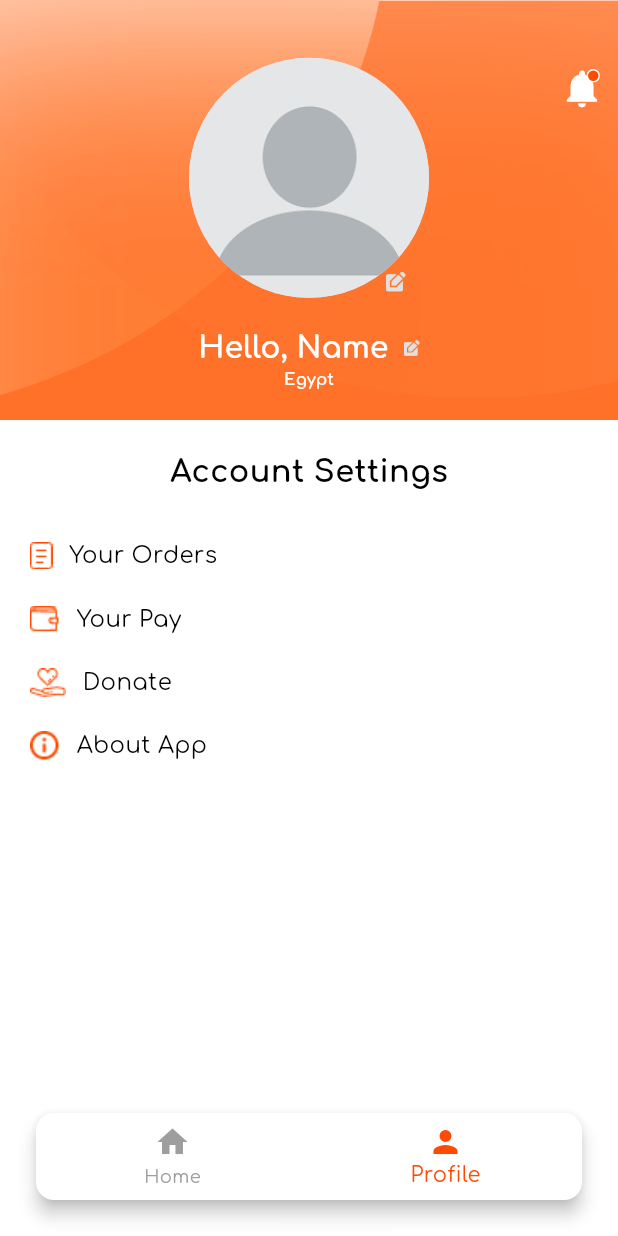
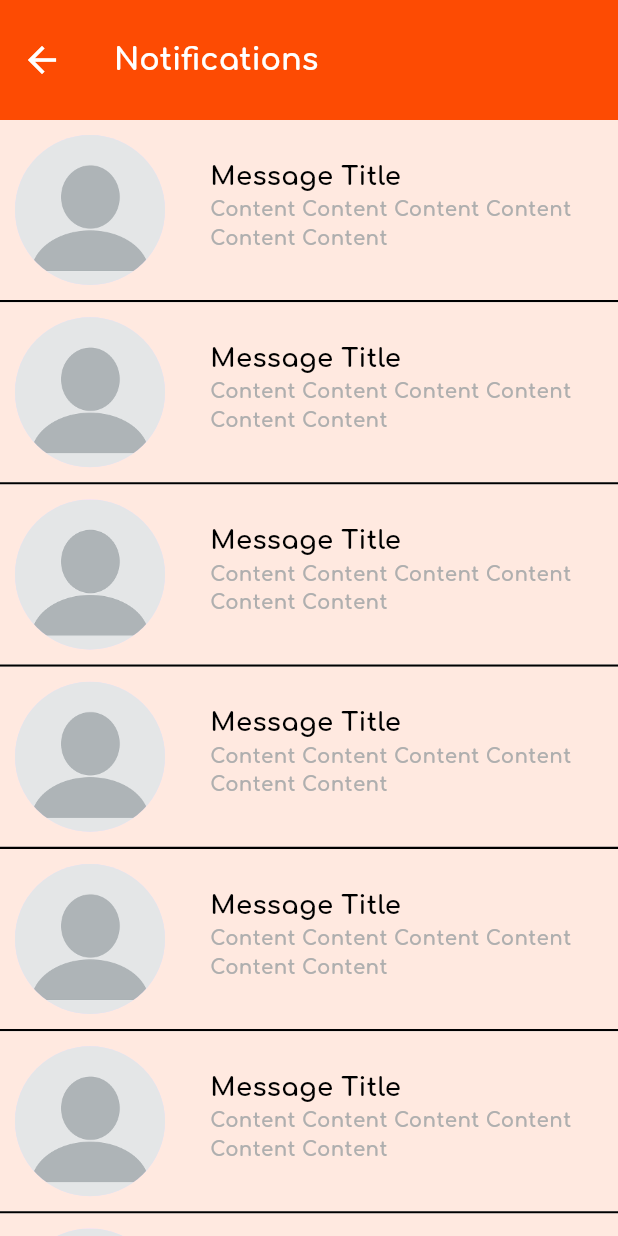
Before and after one commit to 3laaOmran/Graduation_Project, a Flutter app: the CustomerLayoutScreen screen opened by its route, item 2 of the bottom bar chosen, after a tap on the "notifications" icon, on a phone screen of 412 x 824 dp. Run offline on Flutter 3.47's test engine with Material 3 defaults, Android fonts, the phone set to English and light mode, and no system bars; our stand-ins replace bloc, carousel_slider, dio, flutter_bloc, flutter_screenutil, image_picker and 2 more; accounts and stored records are empty; network calls fail.

Commit message:
added notifications screen

```diff
--- a/two_way_dael/lib/core/routing/app_router.dart
+++ b/two_way_dael/lib/core/routing/app_router.dart
@@ -1,6 +1,7 @@
 import 'package:flutter/material.dart';
 import 'package:two_way_dael/core/routing/routes.dart';
 import 'package:two_way_dael/features/auth/signup/ui/views/otp_screen.dart';
+import 'package:two_way_dael/features/home/ui/Modules/notifications_module.dart';
 
 import '../../features/auth/login/ui/views/login_screen.dart';
 import '../../features/auth/signup/ui/views/signup_screen.dart';
@@ -24,6 +25,8 @@ class AppRouter {
         return MaterialPageRoute(builder: (_) => const CustomerLayoutScreen());
       case Routes.otpScreen:
         return MaterialPageRoute(builder: (_) => const ConfirmAccount());
+      case Routes.notificationsScreen:
+        return MaterialPageRoute(builder: (_) => const NotificationsScreen());
       default:
         return MaterialPageRoute(
             builder: (_) => Scaffold(
--- a/two_way_dael/lib/core/routing/routes.dart
+++ b/two_way_dael/lib/core/routing/routes.dart
@@ -4,5 +4,6 @@ class Routes {
   static const String signupScreen = '/signupScreen';
   static const String homeScreen = '/homeScreen';
   static const String otpScreen = '/otpScreen';
+  static const String notificationsScreen = '/notificationsScreen';
 
 }
--- a/two_way_dael/lib/core/theming/colors.dart
+++ b/two_way_dael/lib/core/theming/colors.dart
@@ -3,5 +3,5 @@ import 'package:flutter/material.dart';
 class ColorManager {
   static const Color mainOrange = Color(0xffFD4B03);
   static const Color gray = Color(0xffafafaf);
-  static const Color blue = Colors.blue;
+  static const Color notificationColor = Color(0xffFFE9E0);
 }
--- a/two_way_dael/lib/core/theming/styles.dart
+++ b/two_way_dael/lib/core/theming/styles.dart
@@ -38,8 +38,18 @@ class TextStyles {
     fontWeight: FontWeightHelper.regular,
     color: ColorManager.gray,
   );
+  static TextStyle font13GreyBold = TextStyle(
+    fontSize: 13.sp,
+    fontWeight: FontWeightHelper.bold,
+    color: ColorManager.gray,
+  );
   static TextStyle font18White = TextStyle(
     fontSize: 18.sp,
     color: Colors.white,
   );
+  static TextStyle font17BlackBold = TextStyle(
+    fontSize: 17.sp,
+    color: Colors.black,
+    fontWeight: FontWeightHelper.bold,
+  );
 }
--- a/two_way_dael/lib/features/home/ui/Modules/customer_home_screen.dart
+++ b/two_way_dael/lib/features/home/ui/Modules/customer_home_screen.dart
@@ -1,6 +1,10 @@
 import 'package:carousel_slider/carousel_slider.dart';
+import 'package:flutter/cupertino.dart';
 import 'package:flutter/material.dart';
+import 'package:flutter/widgets.dart';
 import 'package:flutter_bloc/flutter_bloc.dart';
+import 'package:two_way_dael/core/helpers/extensions.dart';
+import 'package:two_way_dael/core/routing/routes.dart';
 import 'package:two_way_dael/core/widgets/custom_text_form_field.dart';
 import 'package:two_way_dael/features/home/logic/cubit/customer_cubit.dart';
 import 'package:two_way_dael/features/home/logic/cubit/customer_states.dart';
@@ -74,17 +78,31 @@ class CustomerHomeScreen extends StatelessWidget {
                         ],
                       ),
                       const Spacer(),
-                      customIconButton(
-                        onPressed: () {},
-                        icon: Icons.shopping_cart_outlined,
-                        color: ColorManager.mainOrange,
-                        size: 30,
+                      Padding(
+                        padding: const EdgeInsets.only(
+                          right: 10,
+                        ),
+                        child: InkWell(
+                          onTap: () {},
+                          child: const Image(
+                            image: AssetImage('assets/images/cart.png'),
+                            width: 35,
+                          ),
+                        ),
                       ),
+                      // customIconButton(
+                      //   onPressed: () {},
+                      //   icon: Icons.shopping_cart_outlined,
+                      //   color: ColorManager.mainOrange,
+                      //   size: 30,
+                      // ),
                       Stack(
                         alignment: AlignmentDirectional.topEnd,
                         children: [
                           customIconButton(
-                            onPressed: () {},
+                            onPressed: () {
+                              context.pushNamed(Routes.notificationsScreen);
+                            },
                             icon: Icons.notifications,
                             size: 30.0,
                           ),
--- a/two_way_dael/lib/features/home/ui/Modules/customer_profile_screen.dart
+++ b/two_way_dael/lib/features/home/ui/Modules/customer_profile_screen.dart
@@ -1,6 +1,8 @@
 import 'package:flutter/material.dart';
 import 'package:flutter_bloc/flutter_bloc.dart';
+import 'package:two_way_dael/core/helpers/extensions.dart';
 import 'package:two_way_dael/core/helpers/spacing.dart';
+import 'package:two_way_dael/core/routing/routes.dart';
 import 'package:two_way_dael/features/home/logic/cubit/customer_cubit.dart';
 import 'package:two_way_dael/features/home/logic/cubit/customer_states.dart';
 import 'package:two_way_dael/features/home/ui/widgets/account_settings.dart';
@@ -19,7 +21,7 @@ class CustomerProfileScreen extends StatefulWidget {
 
 class _CustomerProfileScreenState extends State<CustomerProfileScreen> {
   Widget currentWidget = accountSettings();
-  IconData? icon ;
+  IconData? icon;
 
   @override
   Widget build(BuildContext context) {
@@ -129,7 +131,9 @@ class _CustomerProfileScreenState extends State<CustomerProfileScreen> {
                       alignment: AlignmentDirectional.topEnd,
                       children: [
                         customIconButton(
-                          onPressed: () {},
+                          onPressed: () {
+                            context.pushNamed(Routes.notificationsScreen);
+                          },
                           icon: Icons.notifications,
                           color: Colors.white,
                           size: 30.0,
--- a/two_way_dael/lib/features/home/ui/Modules/food_details.dart
+++ b/two_way_dael/lib/features/home/ui/Modules/food_details.dart
@@ -34,7 +34,7 @@ class FoodDetails extends StatelessWidget {
                     },
                     icon: const Icon(
                       Icons.arrow_back,
-                      color: Colors.black,
+                      color: Colors.white,
                     ),
                   ),
                 ),
@@ -50,7 +50,7 @@ class FoodDetails extends StatelessWidget {
                     ),
                     child: Icon(
                       Icons.more_vert,
-                      color: Colors.black,
+                      color: Colors.white,
                     ),
                   ),
                 ),
@@ -78,7 +78,7 @@ class FoodDetails extends StatelessWidget {
                     style: Theme.of(context).textTheme.headlineSmall?.copyWith(
                         fontWeight: FontWeight.w900,
                         fontSize: 23.0,
-                        color: Colors.black),
+                        color: Colors.white),
                   ),
                 ),
               ]),
--- /dev/null
+++ b/two_way_dael/lib/features/home/ui/Modules/notifications_module.dart
@@ -0,0 +1,84 @@
+import 'package:flutter/material.dart';
+import 'package:two_way_dael/core/helpers/extensions.dart';
+import 'package:two_way_dael/core/theming/colors.dart';
+import 'package:two_way_dael/core/theming/styles.dart';
+
+class NotificationsScreen extends StatelessWidget {
+  const NotificationsScreen({super.key});
+
+  @override
+  Widget build(BuildContext context) {
+    return Scaffold(
+        appBar: AppBar(
+          toolbarHeight: 80,
+          leading: IconButton(
+              onPressed: () {
+                context.pop();
+              },
+              icon: const Icon(
+                Icons.arrow_back,
+                color: Colors.white,
+              )),
+          backgroundColor: ColorManager.mainOrange,
+          title: Text(
+            'Notifications',
+            style: TextStyles.font20Whitebold,
+          ),
+        ),
+        body: ListView.separated(
+          itemCount: 15,
+          itemBuilder: (context, index) => buildNotificationItem(),
+          separatorBuilder: (context, index) => Container(
+            width: double.infinity,
+            height: 1.5,
+            color: Colors.black,
+          ),
+        ));
+  }
+}
+
+Widget buildNotificationItem() {
+  return Container(
+    color: ColorManager.notificationColor,
+    child: Row(
+      children: [
+        const Padding(
+          padding: EdgeInsets.all(10.0),
+          child: CircleAvatar(
+            radius: 50,
+            backgroundImage: AssetImage('assets/images/default_profile.png'),
+          ),
+        ),
+        // Image(
+        //   image: AssetImage('assets/images/default_profile.png'),
+        //   width: 110,
+        // ),
+        Expanded(
+          child: SizedBox(
+            height: 110,
+            child: Padding(
+              padding: const EdgeInsets.all(20.0),
+              child: Column(
+                crossAxisAlignment: CrossAxisAlignment.start,
+                children: [
+                  Text(
+                    'Message Title',
+                    style: TextStyles.font17BlackBold,
+                  ),
+                  Expanded(
+                    child: Text(
+                      'Content Content Content Content Content Content ',
+                      style: TextStyles.font13GreyBold,
+                      maxLines: 3,
+                      overflow: TextOverflow.ellipsis,
+                    ),
+                  ),
+                ],
+              ),
+            ),
+          ),
+        ),
+      ],
+    ),
+  );
+}
--- a/two_way_dael/lib/features/home/ui/widgets/account_settings.dart
+++ b/two_way_dael/lib/features/home/ui/widgets/account_settings.dart
@@ -8,6 +8,7 @@ Widget accountSettings() {
   return Padding(
     padding: const EdgeInsets.symmetric(horizontal: 20, vertical: 20),
     child: Column(
+      crossAxisAlignment: CrossAxisAlignment.start,
       children: [
         Text(
           'Account Settings',
--- a/two_way_dael/lib/features/home/ui/widgets/build_food_item.dart
+++ b/two_way_dael/lib/features/home/ui/widgets/build_food_item.dart
@@ -79,33 +79,30 @@ Widget buildItem(context) => InkWell(
                           CircleAvatar(
                             radius: 13.0,
                             backgroundColor: ColorManager.mainOrange,
-                            child: IconButton(
-                              padding: const EdgeInsetsDirectional.only(
-                                  end: 2.0, start: 4.0),
-                              onPressed: () {},
-                              icon: const Icon(
-                                Icons.shopping_cart_outlined,
-                                size: 17.0,
-                                color: Colors.white,
+                            child: Padding(
+                              padding: const EdgeInsets.only(
+                                right: 4,
+                                left: 4,
                               ),
-                            ),
-                          ),
-                          horizontalSpace(5),
-                          CircleAvatar(
-                            radius: 13.0,
-                            backgroundColor: ColorManager.mainOrange,
-                            child: Center(
-                              child: IconButton(
-                                padding: const EdgeInsetsDirectional.only(
-                                    end: 4.0, start: 4.0),
-                                onPressed: () {},
-                                icon: const Icon(
-                                  Icons.favorite_border_outlined,
-                                  size: 17.0,
-                                  color: Colors.white,
+                              child: InkWell(
+                                onTap: () {},
+                                child: const Image(
+                                  image: AssetImage(
+                                      'assets/images/white_cart.png'),
+                                  width: 30,
                                 ),
                               ),
                             ),
+                            // IconButton(
+                            //   padding: const EdgeInsetsDirectional.only(
+                            //       end: 2.0, start: 4.0),
+                            //   onPressed: () {},
+                            //   icon: const Icon(
+                            //     Icons.shopping_cart_outlined,
+                            //     size: 17.0,
+                            //     color: Colors.white,
+                            //   ),
+                            // ),
                           ),
                         ],
                       ),
```
Also changed, not shown: two_way_dael/assets/images/cart.png (added), two_way_dael/assets/images/white_cart.png (added).
